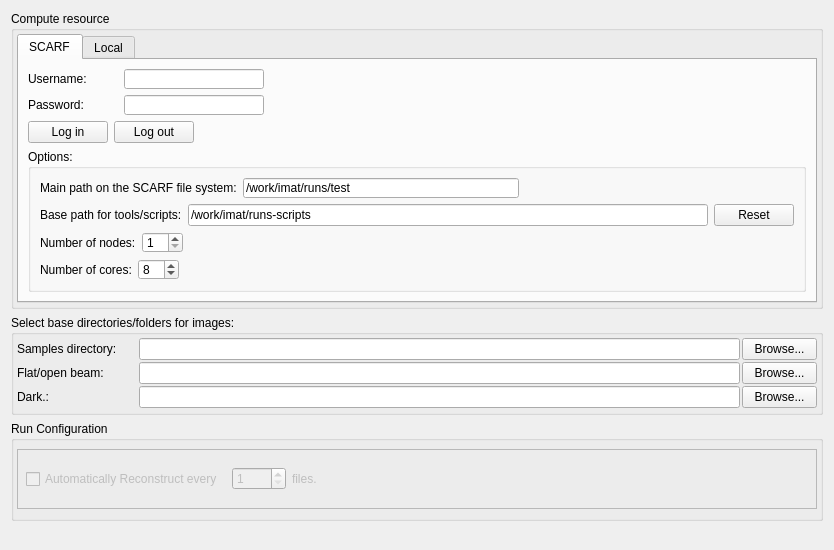
First picture: the form in MantidQt/CustomInterfaces/inc/MantidQtCustomInterfaces/Tomography/TomographyIfaceQtTabSetup.ui, repository mantidproject/mantid, before the edit.
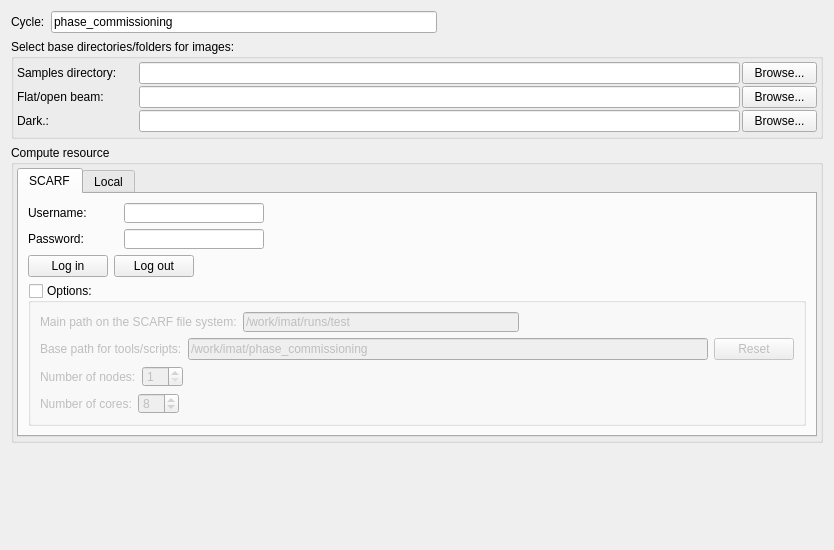
Second picture: the form after the edit.

Commit message: ui updates with new settings and defaults, re #12900

The edit to the form file:
```diff
--- a/MantidQt/CustomInterfaces/inc/MantidQtCustomInterfaces/Tomography/TomographyIfaceQtTabSetup.ui
+++ b/MantidQt/CustomInterfaces/inc/MantidQtCustomInterfaces/Tomography/TomographyIfaceQtTabSetup.ui
@@ -14,7 +14,7 @@
    </rect>
   </property>
   <layout class="QGridLayout" name="gridLayout_7">
-   <item row="0" column="0">
+   <item row="2" column="0">
     <widget class="QGroupBox" name="groupBox">
      <property name="sizePolicy">
       <sizepolicy hsizetype="Preferred" vsizetype="Preferred">
@@ -230,11 +230,20 @@
             <property name="title">
              <string>Options:</string>
             </property>
+            <property name="checkable">
+             <bool>true</bool>
+            </property>
+            <property name="checked">
+             <bool>false</bool>
+            </property>
             <layout class="QGridLayout" name="gridLayout_3">
              <item row="2" column="0">
               <layout class="QHBoxLayout" name="horizontalLayout_11">
                <item>
                 <widget class="QLabel" name="label_23">
+                 <property name="enabled">
+                  <bool>false</bool>
+                 </property>
                  <property name="text">
                   <string>Number of nodes:</string>
                  </property>
@@ -242,6 +251,9 @@
                </item>
                <item>
                 <widget class="QSpinBox" name="spinBox_SCARFnumNodes">
+                 <property name="enabled">
+                  <bool>false</bool>
+                 </property>
                  <property name="minimumSize">
                   <size>
                    <width>0</width>
@@ -315,6 +327,9 @@
               <layout class="QHBoxLayout" name="horizontalLayout_12">
                <item>
                 <widget class="QLabel" name="label_24">
+                 <property name="enabled">
+                  <bool>false</bool>
+                 </property>
                  <property name="text">
                   <string>Number of cores:</string>
                  </property>
@@ -322,6 +337,9 @@
                </item>
                <item>
                 <widget class="QSpinBox" name="spinBox_SCARFnumCores">
+                 <property name="enabled">
+                  <bool>false</bool>
+                 </property>
                  <property name="minimumSize">
                   <size>
                    <width>0</width>
@@ -366,7 +384,7 @@
                <item>
                 <widget class="QLineEdit" name="lineEdit_scripts_base_dir">
                  <property name="text">
-                  <string>/work/imat/runs-scripts</string>
+                  <string>/work/imat/phase_commissioning</string>
                  </property>
                 </widget>
                </item>
@@ -535,6 +553,19 @@
      </layout>
     </widget>
    </item>
+   <item row="4" column="0">
+    <spacer name="verticalSpacer_2">
+     <property name="orientation">
+      <enum>Qt::Vertical</enum>
+     </property>
+     <property name="sizeHint" stdset="0">
+      <size>
+       <width>20</width>
+       <height>120</height>
+      </size>
+     </property>
+    </spacer>
+   </item>
    <item row="1" column="0">
     <widget class="QGroupBox" name="groupBox_2">
      <property name="sizePolicy">
@@ -680,124 +711,42 @@
      <zorder>pushButton_dark_dir</zorder>
     </widget>
    </item>
-   <item row="2" column="0">
-    <widget class="QGroupBox" name="groupBox_run_config">
-     <property name="sizePolicy">
-      <sizepolicy hsizetype="Preferred" vsizetype="Preferred">
-       <horstretch>0</horstretch>
-       <verstretch>1</verstretch>
-      </sizepolicy>
-     </property>
-     <property name="minimumSize">
-      <size>
-       <width>0</width>
-       <height>100</height>
-      </size>
-     </property>
-     <property name="title">
-      <string>Run Configuration</string>
-     </property>
-     <layout class="QGridLayout" name="gridLayout_2">
-      <property name="margin">
-       <number>3</number>
-      </property>
-      <property name="spacing">
-       <number>2</number>
-      </property>
-      <item row="1" column="0">
-       <widget class="QFrame" name="frame">
-        <property name="enabled">
-         <bool>false</bool>
-        </property>
+   <item row="0" column="0">
+    <layout class="QHBoxLayout" name="horizontalLayout_9">
+     <item>
+      <widget class="QLabel" name="label_cycle">
+       <property name="text">
+        <string>Cycle:</string>
+       </property>
+      </widget>
+     </item>
+     <item>
+      <widget class="QLineEdit" name="lineEdit_cycle">
         <property name="sizePolicy">
-         <sizepolicy hsizetype="Preferred" vsizetype="Preferred">
+        <sizepolicy hsizetype="Expanding" vsizetype="Fixed">
           <horstretch>0</horstretch>
           <verstretch>0</verstretch>
          </sizepolicy>
         </property>
-        <property name="maximumSize">
-         <size>
-          <width>16777215</width>
-          <height>60</height>
-         </size>
-        </property>
-        <property name="frameShape">
-         <enum>QFrame::StyledPanel</enum>
-        </property>
-        <property name="frameShadow">
-         <enum>QFrame::Raised</enum>
-        </property>
-        <layout class="QHBoxLayout" name="horizontalLayout">
-         <property name="leftMargin">
-          <number>8</number>
-         </property>
-         <property name="topMargin">
-          <number>0</number>
-         </property>
-         <property name="rightMargin">
-          <number>0</number>
-         </property>
-         <property name="bottomMargin">
-          <number>0</number>
-         </property>
-         <item>
-          <widget class="QCheckBox" name="checkBox">
            <property name="text">
-            <string>Automatically Reconstruct every </string>
+        <string>phase_commissioning</string>
            </property>
           </widget>
          </item>
          <item>
-          <widget class="QSpinBox" name="spinBox">
-           <property name="minimum">
-            <number>1</number>
-           </property>
-           <property name="maximum">
-            <number>5000</number>
-           </property>
-           <property name="value">
-            <number>1</number>
-           </property>
-          </widget>
-         </item>
-         <item>
-          <widget class="QLabel" name="label_3">
-           <property name="text">
-            <string>files.</string>
-           </property>
-          </widget>
-         </item>
-         <item>
-          <spacer name="horizontalSpacer_4">
+      <spacer name="horizontalSpacer_9">
            <property name="orientation">
             <enum>Qt::Horizontal</enum>
            </property>
            <property name="sizeHint" stdset="0">
             <size>
-             <width>683</width>
+         <width>68</width>
              <height>20</height>
             </size>
            </property>
           </spacer>
          </item>
         </layout>
-       </widget>
-      </item>
-     </layout>
-    </widget>
-   </item>
-   <item row="3" column="0">
-    <spacer name="verticalSpacer_2">
-     <property name="orientation">
-      <enum>Qt::Vertical</enum>
-     </property>
-     <property name="sizeHint" stdset="0">
-      <size>
-       <width>20</width>
-       <height>120</height>
-      </size>
-     </property>
-    </spacer>
    </item>
   </layout>
  </widget>
```
Left out of the diff: 26 changed lines with no effect on the pictures. Lines whose indentation alone changed are shown as unchanged. The commit also changes 4 other files.
